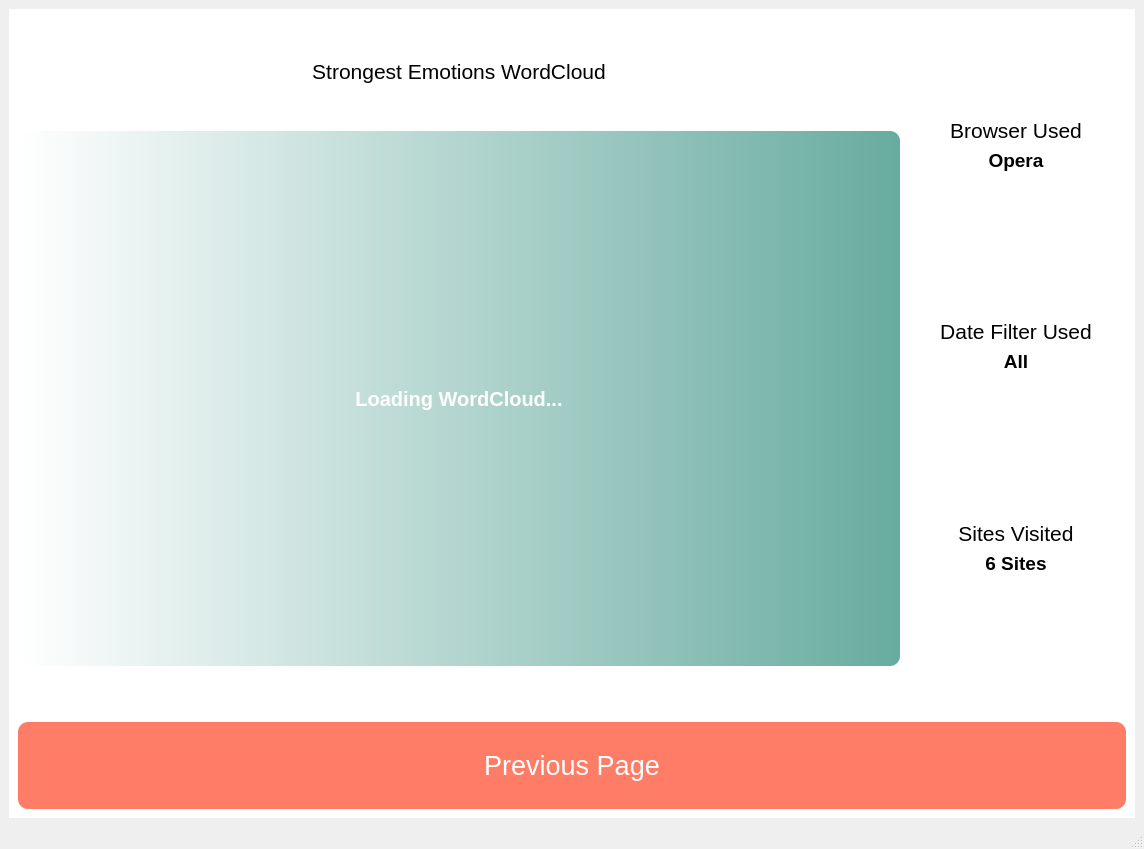
Old version of the form src/pyqt/uiFiles/metrics.ui in the repository gerardpslowey/eMot.
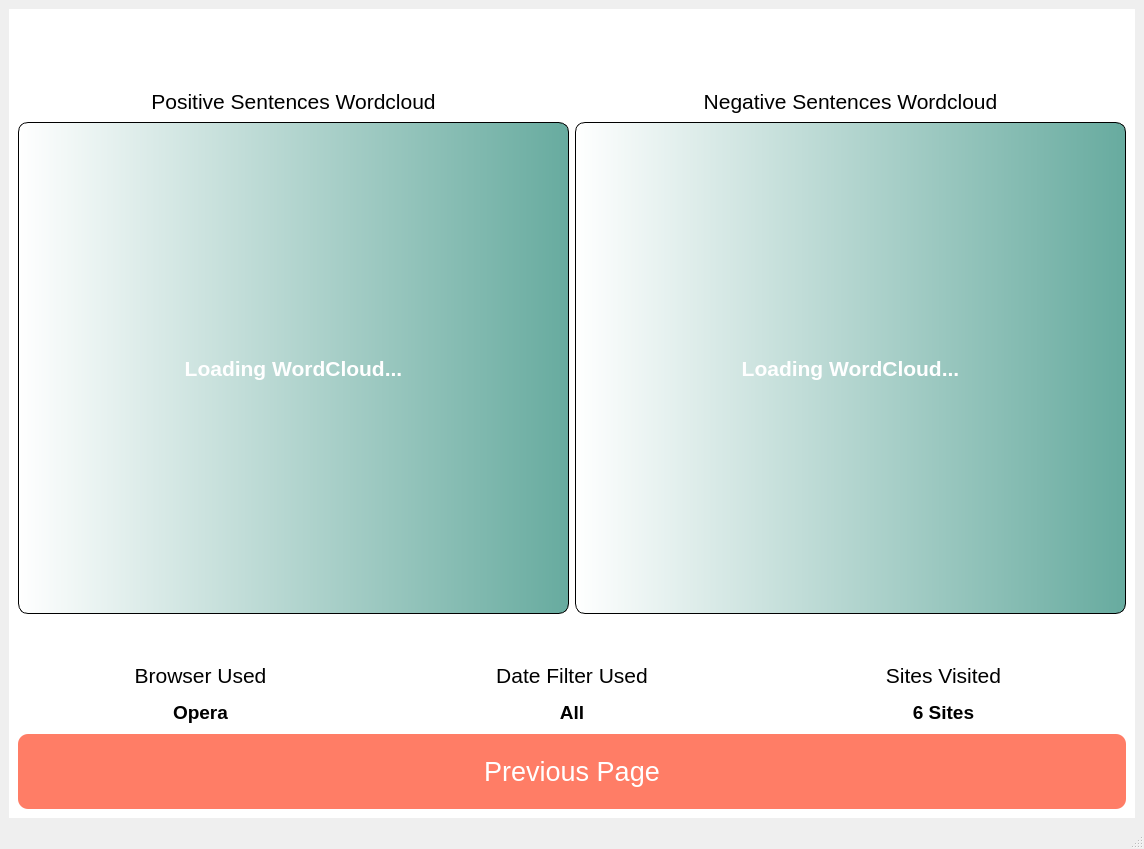
New version of the form. Icons and pictures are not drawn. Custom widgets are drawn as their Qt base class.

Commit message: two wordclouds added, emotClassify partitioned, label changes

```diff
--- a/src/pyqt/uiFiles/metrics.ui
+++ b/src/pyqt/uiFiles/metrics.ui
@@ -156,20 +156,30 @@
        </layout>
       </widget>
       <widget class="QWidget" name="wordCloudPage">
-       <layout class="QVBoxLayout" name="verticalLayout_4">
+       <layout class="QVBoxLayout" name="verticalLayout_15">
         <item>
-         <layout class="QVBoxLayout" name="verticalLayout_3" stretch="8,1">
+         <layout class="QVBoxLayout" name="verticalLayout_13" stretch="4,0,1">
           <item>
-           <layout class="QHBoxLayout" name="cloudTextLayout" stretch="4,1">
+           <layout class="QHBoxLayout" name="wordcloudLayouts" stretch="1,1">
             <item>
-             <layout class="QVBoxLayout" name="cloudLayout" stretch="1,5">
-              <property name="bottomMargin">
-               <number>50</number>
-              </property>
+             <layout class="QVBoxLayout" name="posWordLayout" stretch="1,5">
               <item>
                <layout class="QVBoxLayout" name="verticalLayout_5">
                 <item>
-                 <widget class="QLabel" name="label">
+                 <spacer name="verticalSpacer_2">
+                  <property name="orientation">
+                   <enum>Qt::Vertical</enum>
+                  </property>
+                  <property name="sizeHint" stdset="0">
+                   <size>
+                    <width>20</width>
+                    <height>40</height>
+                   </size>
+                  </property>
+                 </spacer>
+                </item>
+                <item>
+                 <widget class="QLabel" name="positiveLabel">
                   <property name="minimumSize">
                    <size>
                     <width>0</width>
@@ -182,7 +192,7 @@
                    </font>
                   </property>
                   <property name="text">
-                   <string>Strongest Emotions WordCloud</string>
+                   <string>Positive Sentences Wordcloud</string>
                   </property>
                   <property name="alignment">
                    <set>Qt::AlignCenter</set>
@@ -192,33 +202,24 @@
                </layout>
               </item>
               <item>
-               <layout class="QHBoxLayout" name="horizontalLayout_3" stretch="6">
-                <property name="sizeConstraint">
-                 <enum>QLayout::SetDefaultConstraint</enum>
-                </property>
+               <layout class="QVBoxLayout" name="verticalLayout_10">
                 <item>
-                 <widget class="QLabel" name="wordCloud">
+                 <widget class="QLabel" name="positiveWordcloud">
                   <property name="sizePolicy">
                    <sizepolicy hsizetype="Expanding" vsizetype="Expanding">
                     <horstretch>0</horstretch>
                     <verstretch>0</verstretch>
                    </sizepolicy>
                   </property>
-                  <property name="maximumSize">
-                   <size>
-                    <width>960</width>
-                    <height>720</height>
-                   </size>
-                  </property>
                   <property name="baseSize">
                    <size>
-                    <width>850</width>
-                    <height>700</height>
+                    <width>0</width>
+                    <height>0</height>
                    </size>
                   </property>
                   <property name="font">
                    <font>
-                    <pointsize>15</pointsize>
+                    <pointsize>16</pointsize>
                     <weight>75</weight>
                     <bold>true</bold>
                    </font>
@@ -229,10 +230,17 @@
                   <property name="styleSheet">
                    <string notr="true">background-color: qlineargradient(spread:pad, x1:0, y1:0, x2:1, y2:0, stop:0 rgba(255, 255, 255, 255), stop:1 rgba(103, 171, 159,255));
 color: rgb(255, 255, 255);
+border: 1px solid black;
 border-radius: 10px;</string>
                   </property>
                   <property name="frameShape">
-                   <enum>QFrame::StyledPanel</enum>
+                   <enum>QFrame::Panel</enum>
+                  </property>
+                  <property name="frameShadow">
+                   <enum>QFrame::Raised</enum>
+                  </property>
+                  <property name="lineWidth">
+                   <number>1</number>
                   </property>
                   <property name="text">
                    <string>Loading WordCloud...</string>
@@ -256,20 +264,97 @@
              </layout>
             </item>
             <item>
-             <layout class="QVBoxLayout" name="textLayout">
-              <property name="topMargin">
-               <number>100</number>
-              </property>
+             <layout class="QVBoxLayout" name="negWordLayout" stretch="1,5">
+              <item>
+               <layout class="QVBoxLayout" name="verticalLayout_12">
+                <item>
+                 <spacer name="verticalSpacer_3">
+                  <property name="orientation">
+                   <enum>Qt::Vertical</enum>
+                  </property>
+                  <property name="sizeHint" stdset="0">
+                   <size>
+                    <width>20</width>
+                    <height>40</height>
+                   </size>
+                  </property>
+                 </spacer>
+                </item>
+                <item>
+                 <widget class="QLabel" name="negativeLabel">
+                  <property name="minimumSize">
+                   <size>
+                    <width>0</width>
+                    <height>30</height>
+                   </size>
+                  </property>
+                  <property name="font">
+                   <font>
+                    <pointsize>16</pointsize>
+                   </font>
+                  </property>
+                  <property name="text">
+                   <string>Negative Sentences Wordcloud</string>
+                  </property>
+                  <property name="alignment">
+                   <set>Qt::AlignCenter</set>
+                  </property>
+                 </widget>
+                </item>
+               </layout>
+              </item>
+              <item>
+               <layout class="QVBoxLayout" name="verticalLayout_14">
+                <item>
+                 <widget class="QLabel" name="negativeWordcloud">
+                  <property name="font">
+                   <font>
+                    <pointsize>16</pointsize>
+                    <weight>75</weight>
+                    <bold>true</bold>
+                   </font>
+                  </property>
+                  <property name="styleSheet">
+                   <string notr="true">background-color: qlineargradient(spread:pad, x1:0, y1:0, x2:1, y2:0, stop:0 rgba(255, 255, 255, 255), stop:1 rgba(103, 171, 159,255));
+color: rgb(255, 255, 255);
+border: 1px solid black;
+border-radius: 10px;</string>
+                  </property>
+                  <property name="text">
+                   <string>Loading WordCloud...</string>
+                  </property>
+                  <property name="alignment">
+                   <set>Qt::AlignCenter</set>
+                  </property>
+                 </widget>
+                </item>
+               </layout>
+              </item>
+             </layout>
+            </item>
+           </layout>
+          </item>
+          <item>
+           <spacer name="verticalSpacer">
+            <property name="orientation">
+             <enum>Qt::Vertical</enum>
+            </property>
+            <property name="sizeHint" stdset="0">
+             <size>
+              <width>20</width>
+              <height>40</height>
+             </size>
+            </property>
+           </spacer>
+          </item>
+          <item>
+           <layout class="QVBoxLayout" name="textButtonLayout">
+            <item>
+             <layout class="QHBoxLayout" name="textLayout">
               <item>
                <layout class="QVBoxLayout" name="bLayout">
                 <item>
-                 <layout class="QVBoxLayout" name="verticalLayout_10" stretch="0,0">
-                  <property name="topMargin">
-                   <number>0</number>
-                  </property>
-                  <property name="bottomMargin">
-                   <number>0</number>
-                  </property>
+                 <layout class="QVBoxLayout" name="verticalLayout_3">
                   <item>
                    <widget class="QLabel" name="browserUsed">
                     <property name="font">
@@ -287,6 +372,8 @@
                     </property>
                    </widget>
                   </item>
+                 </layout>
+                </item>
                   <item>
                    <layout class="QVBoxLayout" name="verticalLayout_11">
                     <item>
@@ -306,29 +393,12 @@
                       </property>
                      </widget>
                     </item>
-                    <item>
-                     <spacer name="verticalSpacer">
-                      <property name="orientation">
-                       <enum>Qt::Vertical</enum>
-                      </property>
-                      <property name="sizeHint" stdset="0">
-                       <size>
-                        <width>20</width>
-                        <height>40</height>
-                       </size>
-                      </property>
-                     </spacer>
-                    </item>
                    </layout>
                   </item>
                  </layout>
                 </item>
-               </layout>
-              </item>
               <item>
-               <layout class="QVBoxLayout" name="dLayout" stretch="0">
-                <item>
-                 <layout class="QVBoxLayout" name="verticalLayout_13">
+               <layout class="QVBoxLayout" name="dLayout" stretch="0,0">
                   <item>
                    <layout class="QVBoxLayout" name="verticalLayout_20">
                     <item>
@@ -351,6 +421,8 @@
                    </layout>
                   </item>
                   <item>
+                 <layout class="QVBoxLayout" name="verticalLayout_4">
+                  <item>
                    <widget class="QLabel" name="dateUsedEdit">
                     <property name="font">
                      <font>
@@ -367,27 +439,14 @@
                     </property>
                    </widget>
                   </item>
-                  <item>
-                   <spacer name="verticalSpacer_3">
-                    <property name="orientation">
-                     <enum>Qt::Vertical</enum>
-                    </property>
-                    <property name="sizeHint" stdset="0">
-                     <size>
-                      <width>20</width>
-                      <height>40</height>
-                     </size>
-                    </property>
-                   </spacer>
-                  </item>
                  </layout>
                 </item>
                </layout>
               </item>
               <item>
-               <layout class="QVBoxLayout" name="sLayout">
+               <layout class="QVBoxLayout" name="sLayout" stretch="0,0">
                 <item>
-                 <layout class="QVBoxLayout" name="verticalLayout_9" stretch="0,0">
+                 <layout class="QVBoxLayout" name="verticalLayout_9" stretch="0">
                   <item>
                    <widget class="QLabel" name="sitesLabel">
                     <property name="font">
@@ -405,6 +464,8 @@
                     </property>
                    </widget>
                   </item>
+                 </layout>
+                </item>
                   <item>
                    <layout class="QVBoxLayout" name="verticalLayout">
                     <item>
@@ -424,23 +485,6 @@
                       </property>
                      </widget>
                     </item>
-                    <item>
-                     <spacer name="verticalSpacer_2">
-                      <property name="orientation">
-                       <enum>Qt::Vertical</enum>
-                      </property>
-                      <property name="sizeHint" stdset="0">
-                       <size>
-                        <width>20</width>
-                        <height>40</height>
-                       </size>
-                      </property>
-                     </spacer>
-                    </item>
-                   </layout>
-                  </item>
-                 </layout>
-                </item>
                </layout>
               </item>
              </layout>
@@ -495,6 +539,8 @@
                <string>Previous Page</string>
               </property>
              </widget>
+              </item>
+             </layout>
             </item>
            </layout>
           </item>
```
Lines whose indentation alone changed are shown as unchanged. The commit also changes 8 other files.
